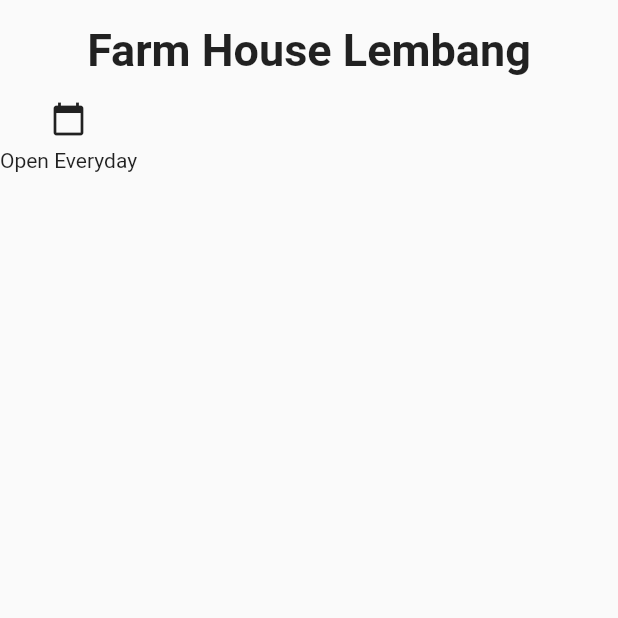
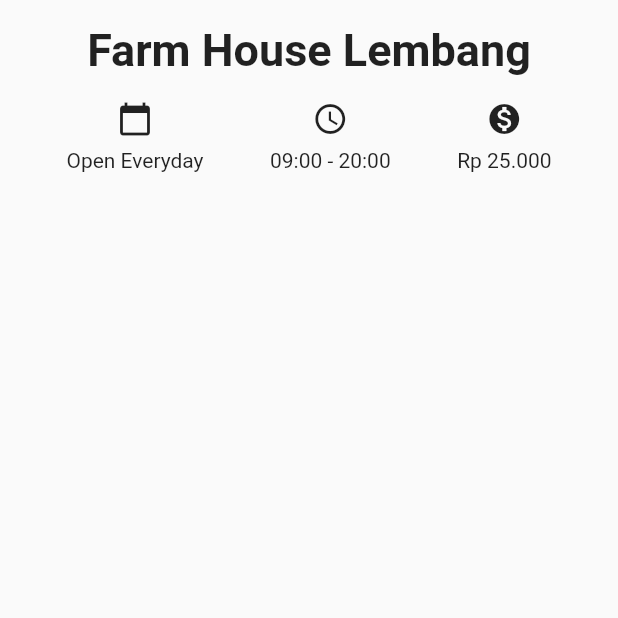
Before and after one commit to madyanes/flutter-wisatabandung, a Flutter app: the screen it shows after launch, on a phone screen of 412 x 824 dp, the top half of it. Run offline on Flutter 3.47's test engine with Material 2 defaults, Android fonts, the phone set to English and light mode, and no system bars.

Commit message:
add other icons menambahkan ikon jam operasional dan harga tiket masuk

```diff
--- a/lib/main.dart
+++ b/lib/main.dart
@@ -39,6 +39,7 @@ class DetailScreen extends StatelessWidget {
             Container(
               margin: const EdgeInsets.symmetric(vertical: 16.0),
               child: const Row(
+                mainAxisAlignment: MainAxisAlignment.spaceEvenly,
                 children: <Widget>[
                   Column(
                     children: <Widget>[
@@ -46,7 +47,21 @@ class DetailScreen extends StatelessWidget {
                       SizedBox(height: 8.0),
                       Text('Open Everyday'),
                     ],
-                  )
+                  ),
+                  Column(
+                    children: <Widget>[
+                      Icon(Icons.access_time),
+                      SizedBox(height: 8.0),
+                      Text('09:00 - 20:00'),
+                    ],
+                  ),
+                  Column(
+                    children: <Widget>[
+                      Icon(Icons.monetization_on),
+                      SizedBox(height: 8.0),
+                      Text('Rp 25.000'),
+                    ],
+                  ),
                 ],
               ),
             ),
```
